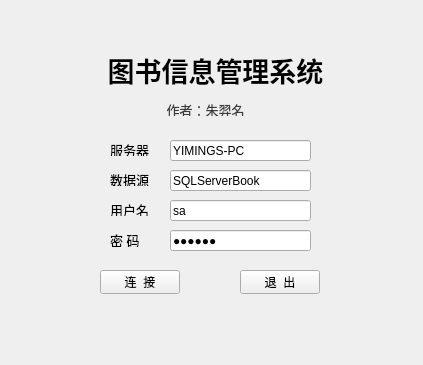
First picture: the form in initial.ui, repository Alsnne/bookms, before the edit.
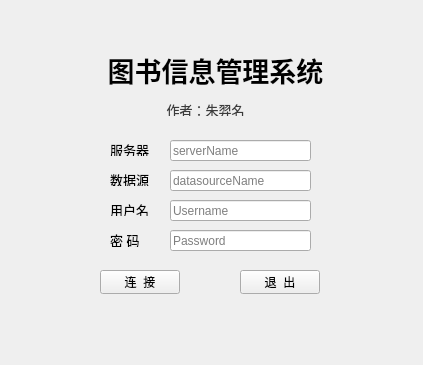
Second picture: the form after the edit.

Diff of the .ui file:
```diff
--- a/initial.ui
+++ b/initial.ui
@@ -101,7 +101,7 @@
     </rect>
    </property>
    <property name="text">
-    <string>YIMINGS-PC</string>
+    <string/>
    </property>
    <property name="placeholderText">
     <string>serverName</string>
@@ -117,7 +117,7 @@
     </rect>
    </property>
    <property name="text">
-    <string>SQLServerBook</string>
+    <string/>
    </property>
    <property name="placeholderText">
     <string>datasourceName</string>
@@ -133,7 +133,7 @@
     </rect>
    </property>
    <property name="text">
-    <string>sa</string>
+    <string/>
    </property>
    <property name="placeholderText">
     <string>Username</string>
@@ -149,7 +149,7 @@
     </rect>
    </property>
    <property name="text">
-    <string>123456</string>
+    <string/>
    </property>
    <property name="echoMode">
     <enum>QLineEdit::Password</enum>
```
